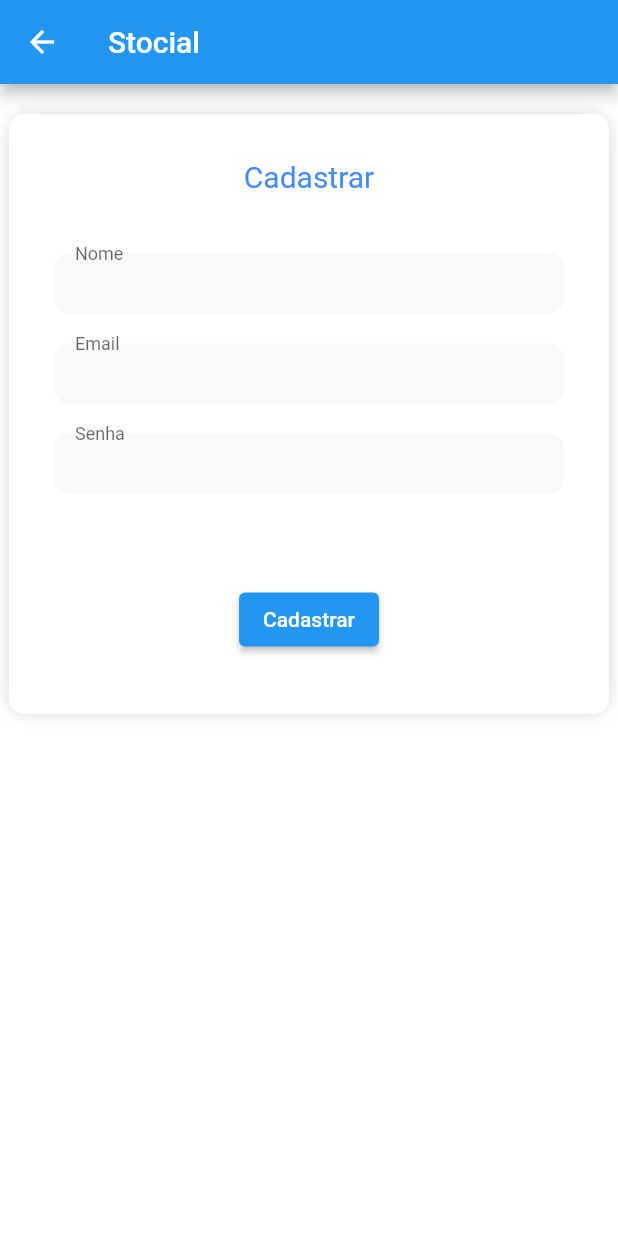
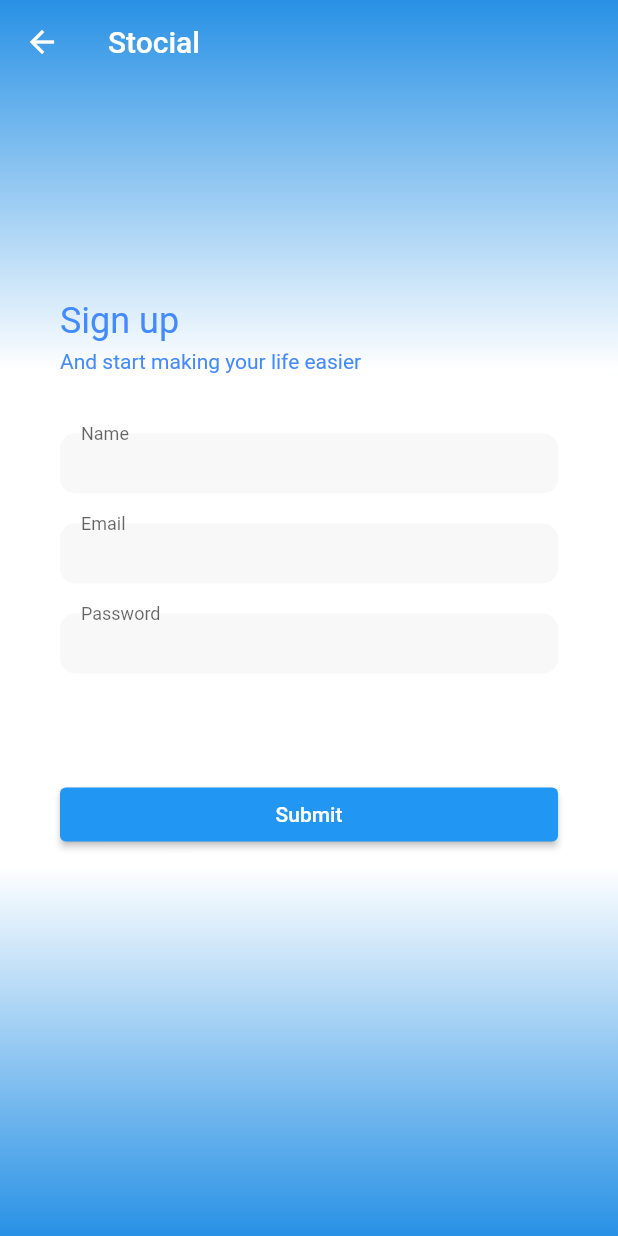
Before and after one commit to vini2001/stocial, a Flutter app: the SignUpScreen screen opened directly, on a phone screen of 412 x 824 dp. Run offline on Flutter 3.47's test engine with Material 2 defaults, Android fonts, the light colour scheme and no system bars; our stand-ins replace cloud_firestore, cloud_functions, firebase_auth, firebase_core, flutter_secure_storage, webview_flutter; accounts and stored records are empty; network calls fail.

Commit message:
layout changes

```diff
--- a/lib/main.dart
+++ b/lib/main.dart
@@ -1,6 +1,5 @@
 import 'package:cloud_firestore/cloud_firestore.dart';
 import 'package:firebase_auth/firebase_auth.dart';
-import 'package:firebase_core/firebase_core.dart';
 import 'package:flutter/material.dart';
 import 'package:stocial/login_screen.dart';
 import 'package:stocial/splash_screen.dart';
--- a/lib/signup_screen.dart
+++ b/lib/signup_screen.dart
@@ -1,6 +1,5 @@
 import 'package:cloud_firestore/cloud_firestore.dart';
 import 'package:firebase_auth/firebase_auth.dart';
-import 'package:firebase_core/firebase_core.dart';
 import 'package:flutter/cupertino.dart';
 import 'package:flutter/material.dart';
 
@@ -33,37 +32,61 @@ class SignUpState extends BaseState<SignUpScreen> {
   @override
   Widget build(BuildContext context) {
     return Scaffold(
-      appBar: AppBar(title: Text('Stocial'),),
-      body: Container(
-        color: Colors.white,
-        width: double.infinity,
-        child: Column(
-          crossAxisAlignment: CrossAxisAlignment.center,
+      body: Stack(
         children: [
           Container(
-              padding: EdgeInsets.all(30),
-              margin: EdgeInsets.only(top: 20),
-              width: 400,
-              height: 400,
-              decoration: BoxDecoration(
-                  color: Colors.white,
-                  borderRadius: BorderRadius.all(Radius.circular(10)),
-                  boxShadow: [
-                    BoxShadow(color: Colors.black26, blurRadius: 10, spreadRadius: -3)
-                  ]
+            width: MediaQuery.of(context).size.width,
+            height: MediaQuery.of(context).size.height,
+            decoration: const BoxDecoration(
+              gradient: LinearGradient(
+                stops: [
+                  0, 0.3, 0.70, 1
+                ],
+                begin: Alignment.topCenter,
+                end: Alignment.bottomCenter,
+                colors: <Color>[
+                  Color(0xFF2891E5),
+                  Colors.white,
+                  Colors.white,
+                  Color(0xFF2891E5),
+                ], // red to yellow
+                tileMode: TileMode.clamp, // repeats the gradient over the canvas
               ),
+            ),
+          ),
+          Container(
+            alignment: Alignment.topCenter,
+            child: Container(
+              padding: EdgeInsets.only(left: 40, right: 40, top: 200),
+              // color: Colors.white,
               child: Column(
+                mainAxisAlignment: MainAxisAlignment.center,
+                mainAxisSize: MainAxisSize.min,
                 children: [
-                  Text('Cadastrar',
+                  Container(
+                    alignment: Alignment.centerLeft,
+                    child: Text('Sign up',
                         style: TextStyle(
                             color: Colors.blueAccent,
                             decoration: TextDecoration.none,
-                        fontSize: 20
+                            fontSize: 24
                         )
+                    ),
+                  ),
+                  Container(
+                    margin: EdgeInsets.only(top: 5),
+                    alignment: Alignment.centerLeft,
+                    child: Text('And start making your life easier',
+                        style: TextStyle(
+                            color: Colors.blueAccent,
+                            decoration: TextDecoration.none,
+                            fontSize: 14
+                        )
+                    ),
                   ),
                   Container(height: 40),
                   StocialTextField(
-                    labelText: 'Nome',
+                    labelText: 'Name',
                     keyboardType: TextInputType.text,
                     controller: nameController,
                   ),
@@ -75,19 +98,31 @@ class SignUpState extends BaseState<SignUpScreen> {
                   StocialTextField(
                     keyboardType: TextInputType.text,
                     obscureText: true,
-                    labelText: 'Senha',
+                    labelText: 'Password',
                     controller: passwordController,
                   ),
                   Container(height: 40),
-                  ElevatedButton(
+                  Container(height: 10),
+                  Container(
+                    width: double.infinity,
+                    child: ElevatedButton(
                         onPressed: () {
                           cadastrar();
-                      }, child: Text("Cadastrar")),
+                        }, child: Text("Submit")),
+                  ),
                 ],
               ),
-            )
+            ),
+          ),
+          AppBar(
+            elevation: 0,
+            backgroundColor: Colors.transparent,
+            title: Container(
+              alignment: Alignment.centerLeft,
+              child: Text('Stocial'),
+            ),
+          ),
         ],
-        ),
       ),
     );
   }
```
Also changed, not shown: lib/login_screen.dart (+52 -23 lines), lib/wallet_screen.dart (+80 -27 lines). Lines whose indentation alone changed are shown as unchanged.
